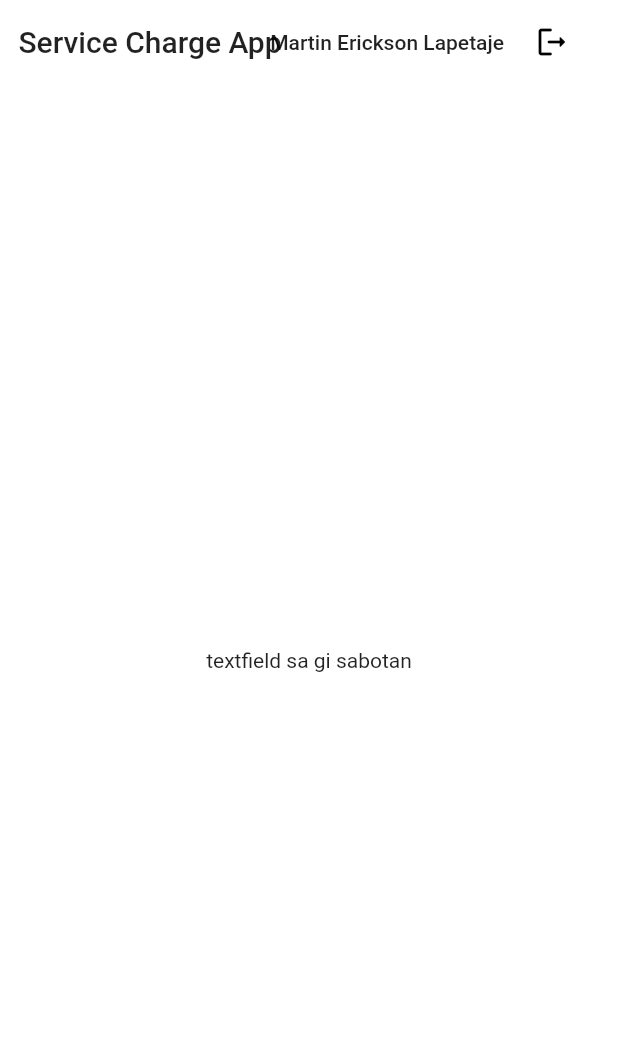
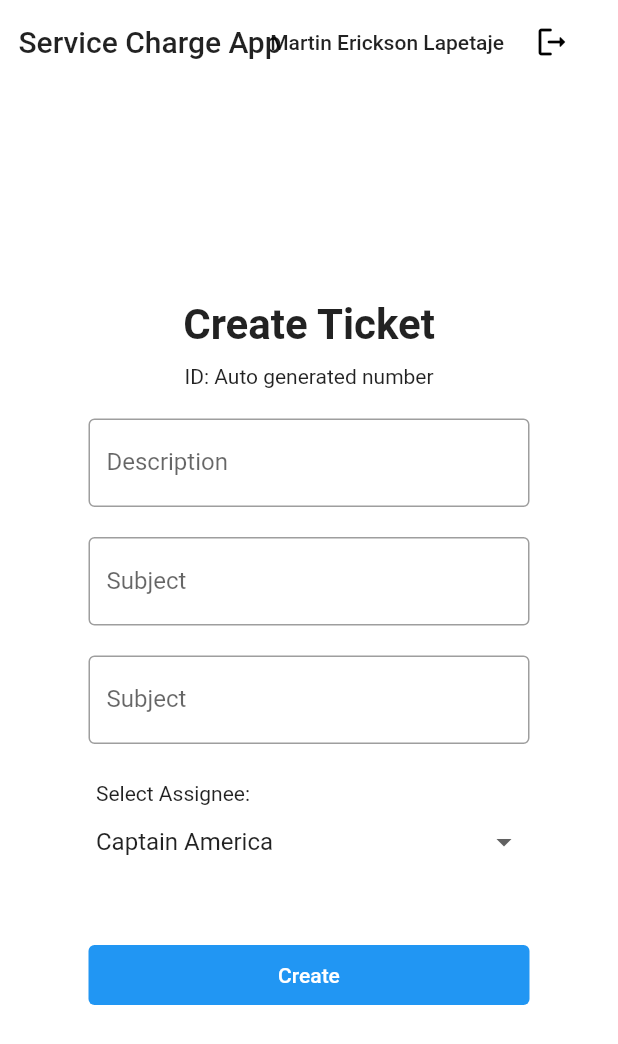
Before and after one commit to martinericksonn/Service_Charge_App_Group9, a Flutter app: the AppView screen opened by its route, on a phone screen of 412 x 824 dp. Shown: the top 1044 px of the screen. Run offline on Flutter 3.47's test engine with Material 2 defaults, Android fonts, the light colour scheme and no system bars; our stand-ins replace dio; missing offline and left inert: dart:html; generated files the repository leaves out were written again.

Commit message:
input fields for Create Ticket

```diff
--- /dev/null
+++ b/Frontend/service_charge_app_flutter/lib/src/widgets/assignees.dart
@@ -0,0 +1,57 @@
+
+import 'package:flutter/material.dart';
+
+
+  List<String> country = [
+    "Captain America",
+    "Iron Man",
+    "Black Widow",
+    "Hulk",
+    "Thor",
+    "Hawkeye",
+    "Wanda",
+    "Vision",
+    "Spiderman"
+  ];
+
+class AssigneeDropDown extends StatefulWidget {
+  const AssigneeDropDown ({super.key,});
+
+  @override
+  State<AssigneeDropDown> createState() => _AssigneeDropDownState();
+}
+
+class _AssigneeDropDownState extends State<AssigneeDropDown> {
+String countryID = country.first;
+
+
+  @override
+  Widget build(BuildContext context) {
+    return Container(
+        padding: EdgeInsets.all(15.0),
+        child: Column(
+            crossAxisAlignment: CrossAxisAlignment.stretch,
+            children: <Widget>[
+              Text("Select Assignee:"),
+              DropdownButtonHideUnderline(
+                child: DropdownButton(
+                  onChanged: (String? value) {
+                   setState(() {
+                    countryID = value!;
+                        });
+                    },
+                  value: countryID,
+                  items: country.map((String value) {
+                      return DropdownMenuItem<String>(
+                        value: value,
+                        child: Text(value),
+                      );
+                    }).toList(),
+
+                ),
+              ),
+            ]
+            ),
+      );
+  }
+}
--- a/Frontend/service_charge_app_flutter/lib/src/widgets/createTicket.dart
+++ b/Frontend/service_charge_app_flutter/lib/src/widgets/createTicket.dart
@@ -1,4 +1,6 @@
+// ignore_for_file: prefer_const_constructors
 import 'package:flutter/material.dart';
+import 'package:service_charge_app/src/widgets/assignees.dart';
 
 class createTicket extends StatelessWidget {
   const createTicket({
@@ -7,8 +9,94 @@ class createTicket extends StatelessWidget {
 
   @override
   Widget build(BuildContext context) {
+    TextEditingController forDescription = TextEditingController();
+    TextEditingController forSubject1 = TextEditingController();
+    TextEditingController forSubject2 = TextEditingController();
+
     return Center(
-      child: Text("textfield sa gi sabotan"),
+      child: SingleChildScrollView(
+        child: SizedBox(
+          width: 370,
+          child: Card(
+                    elevation: 0,
+                    color: Colors.transparent,
+                    child: Padding(
+                    padding: const EdgeInsets.all(24.0),
+                    child: Column(
+                    mainAxisAlignment: MainAxisAlignment.center,
+                     // ignore: prefer_const_literals_to_create_immutables
+                    children: [
+                                Text(
+                                  "Create Ticket",
+                                  style: TextStyle(
+                                    fontSize: 28,
+                                    fontWeight: FontWeight.w600,
+                                  ),
+                                ),
+                                SizedBox(
+                                  height: 10,
+                                ),
+                                //ID NUMBER FOR TICKETS
+                                Text('ID: Auto generated number'),
+                                SizedBox(
+                                  height: 10,
+                                ),
+                                Padding(
+                                  padding: EdgeInsets.all(10),
+                                  child: TextField(
+                                    controller: forDescription,
+                                    decoration: InputDecoration(
+                                        border: OutlineInputBorder(),
+                                        labelText: 'Description',
+                                        hintText: 'Enter your Description'),
+                                  ),
+                                ),
+                                Padding(
+                                  padding: EdgeInsets.all(10),
+                                  child: TextField(
+                                    controller: forSubject1,
+                                    decoration: InputDecoration(
+                                        border: OutlineInputBorder(),
+                                        labelText: 'Subject',
+                                        hintText: 'Enter your subject'),
+                                  ),
+                                ),
+                                 Padding(
+                                  padding: EdgeInsets.all(10),
+                                  child: TextField(
+                                    controller: forSubject2,
+                                    decoration: InputDecoration(
+                                        border: OutlineInputBorder(),
+                                        labelText: 'Subject',
+                                        hintText: 'Enter your subject'),
+                                  ),
+                                ),
+                                AssigneeDropDown(),
+                                SizedBox(
+                                height: 20,
+                              ),
+                              Container(
+                                padding: EdgeInsets.all(10),
+                                height: 60,
+                                width: double.infinity,
+                                child: TextButton(
+                                  style: TextButton.styleFrom(
+                                      backgroundColor: Colors.blue,
+                                      foregroundColor: Colors.white),
+                                  onPressed: () {
+                                    forDescription.clear();
+                                    forSubject1.clear();
+                                    forSubject2.clear();
+                                  },
+                                  child: Text("Create"),
+                                ),
+                              ),
+                              ],
+                            ),
+                          ),
+                        ),
+        ),
+      ),
     );
   }
 }
--- a/Frontend/service_charge_app_flutter/pubspec.yaml
+++ b/Frontend/service_charge_app_flutter/pubspec.yaml
@@ -11,6 +11,8 @@ environment:
 
 dependencies:
   dio: ^4.0.6
+  dropdown_textfield: ^1.0.7
+  dropdownfield: ^1.0.3
   flutter:
     sdk: flutter
   flutter_localizations:
```
Also changed, not shown: Frontend/service_charge_app_flutter/pubspec.lock.
